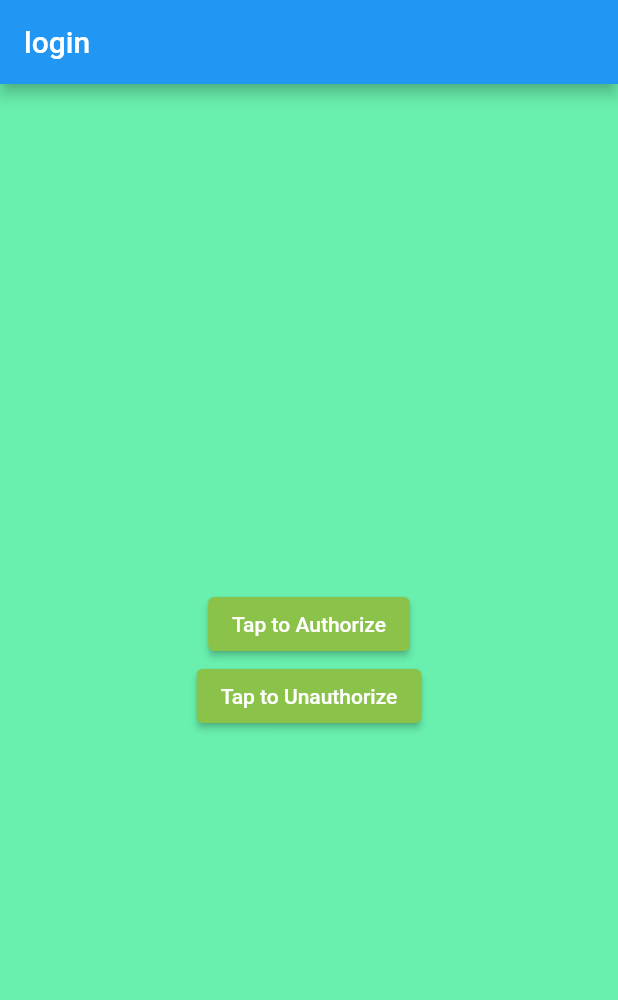
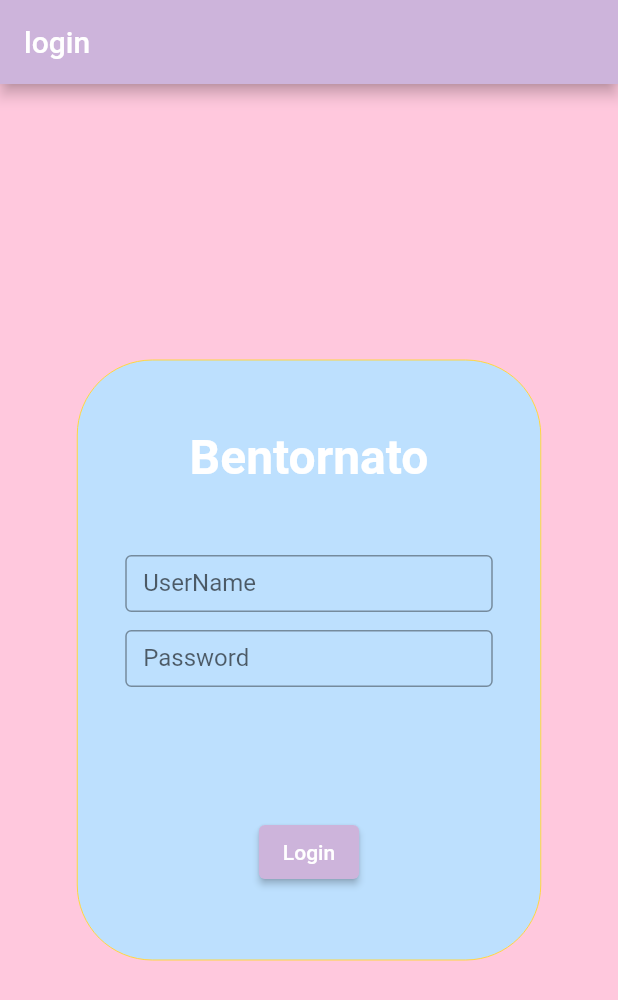
Before and after one commit to A13ssi0/project_wearable_technologies, a Flutter app: the screen it shows after launch, on a phone screen of 412 x 824 dp. Shown: the top 1000 px of the screen. Run offline on Flutter 3.47's test engine with Material 2 defaults, Android fonts, the light colour scheme and no system bars; our stand-ins replace fl_chart, floor, material_design_icons_flutter, shared_preferences, sqflite, syncfusion_flutter_charts; missing offline and left inert: fitbitter; accounts and stored records are empty; generated files the repository leaves out were written again.

Commit message:
LoginPage
Modify of login page

```diff
--- a/lib/main.dart
+++ b/lib/main.dart
@@ -22,7 +22,8 @@ Future<void> main() async {
   WidgetsFlutterBinding.ensureInitialized();
 
   //This opens the database.
-  final AppDatabase database = await $FloorAppDatabase.databaseBuilder('database.dart').build();
+  final AppDatabase database =
+      await $FloorAppDatabase.databaseBuilder('database.dart').build();
   //This creates a new DatabaseRepository from the AppDatabase instance just initialized
   final databaseRepository = DatabaseRepository(database: database);
 
@@ -42,7 +43,7 @@ class MyApp extends StatelessWidget {
     return MaterialApp(
       initialRoute: Loginpage.routename,
       routes: {
-        Loginpage.routename: (context) => const Loginpage(),
+        Loginpage.routename: (context) => Loginpage(),
         Homepage.routename: (context) => const Homepage(),
         Mealpage.routename: (context) => const Mealpage(),
         Caloriespage.routename: (context) => const Caloriespage(),
--- a/lib/screen/heartpage.dart
+++ b/lib/screen/heartpage.dart
@@ -1,6 +1,7 @@
 import 'package:fl_chart/fl_chart.dart';
 import 'package:flutter/material.dart';
 import 'package:intl/intl.dart';
+import 'package:project_wearable_technologies/utils/palette.dart';
 
 import '../utils/manageFitBitData.dart';
 
@@ -26,6 +27,7 @@ class _HeartPageState extends State<HeartPage> {
   Future<void> loading() async {
     var data = await fetchHeartDataSettimana();
     var dato = await fetchHeartDataMese();
+    print(data[6]);
     if (heartdata.isEmpty) {
       setState(() {
         heartdata = data;
@@ -63,6 +65,7 @@ class _HeartPageState extends State<HeartPage> {
     return Scaffold(
       appBar: AppBar(
         title: const Text(HeartPage.routename),
+        backgroundColor: Palette.color3,
       ),
       body: Container(
         child: SingleChildScrollView(
--- a/lib/screen/homepage.dart
+++ b/lib/screen/homepage.dart
@@ -1,5 +1,6 @@
 import 'package:flutter/material.dart';
 import 'package:project_wearable_technologies/screen/steppage.dart';
+import 'package:project_wearable_technologies/utils/palette.dart';
 
 import '../classes/clockTimer.dart';
 import '../utils/NavBar.dart';
@@ -23,14 +24,14 @@ class _HomepageState extends State<Homepage> {
     super.initState();
 
     Clock().startTimer(context);
-    //inizializzare money
+    //money=5000;
   }
 
   @override
   Widget build(BuildContext context) {
     return Scaffold(
       appBar: AppBar(
-        backgroundColor: Colors.green,
+        backgroundColor: Palette.color4,
         title: const Text(Homepage.routename),
       ),
       drawer: const NavBar(),
@@ -39,10 +40,10 @@ class _HomepageState extends State<Homepage> {
           Column(
             mainAxisAlignment: MainAxisAlignment.center,
             children: [
-              ElevatedButton(
-                style: ElevatedButton.styleFrom(
-                  primary: Colors.deepOrangeAccent,
-                ),
+              Container(
+                margin: EdgeInsets.only(top: 64),
+                child: ElevatedButton(
+                  style: ElevatedButton.styleFrom(primary: Palette.color3),
                   onPressed: () {
                     Navigator.pushNamed(context, HeartPage.routename);
                   },
@@ -60,6 +61,7 @@ class _HomepageState extends State<Homepage> {
                           size: 18,
                         ),
                       ],
+                    ),
                   ),
                 ),
               ),
--- a/lib/screen/loginpage.dart
+++ b/lib/screen/loginpage.dart
@@ -1,33 +1,114 @@
 import 'package:fitbitter/fitbitter.dart';
 import 'package:flutter/material.dart';
 import 'package:project_wearable_technologies/screen/homepage.dart';
+import 'package:project_wearable_technologies/utils/palette.dart';
 import 'package:project_wearable_technologies/utils/strings.dart';
 import 'package:shared_preferences/shared_preferences.dart';
 
-class Loginpage extends StatelessWidget {
-  const Loginpage({Key? key}) : super(key: key);
+class Loginpage extends StatefulWidget {
+  Loginpage({Key? key}) : super(key: key);
 
   static const route = '/';
   static const routename = 'login';
 
   @override
+  State<Loginpage> createState() => _LoginpageState();
+}
+
+class _LoginpageState extends State<Loginpage> {
+  TextEditingController Usernamecontroller = TextEditingController();
+
+  TextEditingController Passwordcontroller = TextEditingController();
+  String error = '';
+
+  @override
   Widget build(BuildContext context) {
     return Scaffold(
-      backgroundColor: Colors.greenAccent,
+      backgroundColor: Palette.color4,
       appBar: AppBar(
-        title: const Text(Loginpage.routename),
+        backgroundColor: Palette.color5,
+        title: Text(Loginpage.routename),
       ),
       body: Center(
+        child: Container(
+          width: MediaQuery.of(context).size.width * 0.75,
+          height: 400,
+          decoration: BoxDecoration(
+              color: Palette.color2,
+              border: Border.all(
+                width: 0,
+                color: Colors.amberAccent,
+              ),
+              borderRadius: BorderRadius.all(Radius.circular(50))),
           child: Column(
-          mainAxisAlignment:MainAxisAlignment.center,
-          children:[
-            ElevatedButton(
+            mainAxisAlignment: MainAxisAlignment.spaceEvenly,
+            children: [
+              Text(
+                'Bentornato',
+                style: TextStyle(
+                    color: Colors.white,
+                    fontSize: 32,
+                    fontWeight: FontWeight.bold),
+              ),
+              Column(
+                mainAxisAlignment: MainAxisAlignment.center,
+                children: [
+                  SizedBox(
+                    height: 50,
+                    child: Padding(
+                      padding: const EdgeInsets.fromLTRB(32, 0, 32, 12),
+                      child: TextField(
+                        controller: Usernamecontroller,
+                        decoration: InputDecoration(
+                            border: OutlineInputBorder(),
+                            labelText: 'UserName',
+                            hintText: 'Enter UserName',
+                            contentPadding: EdgeInsets.fromLTRB(12, 6, 8, 0)),
+                      ),
+                    ),
+                  ),
+                  SizedBox(
+                    height: 50,
+                    child: Padding(
+                      padding: const EdgeInsets.fromLTRB(32, 0, 32, 12),
+                      child: TextField(
+                        controller: Passwordcontroller,
+                        obscureText: true,
+                        decoration: InputDecoration(
+                            border: OutlineInputBorder(),
+                            labelText: 'Password',
+                            hintText: 'Password',
+                            contentPadding: EdgeInsets.fromLTRB(12, 6, 8, 0)),
+                      ),
+                    ),
+                  ),
+                  Text(
+                    error,
+                    style: TextStyle(color: Colors.red),
+                  )
+                ],
+              ),
+              Column(
+                mainAxisAlignment: MainAxisAlignment.center,
+                children: [
+                  Container(
+                    margin: EdgeInsets.fromLTRB(12, 12, 12, 2),
+                    child: ElevatedButton(
                         style: ElevatedButton.styleFrom(
-                  primary: Colors.lightGreen,
+                          primary: Palette.color5,
                         ),
+                        onPressed: () async {
+                          if (Usernamecontroller.text !=
+                                  Strings.LoginUserName ||
+                              Passwordcontroller.text !=
+                                  Strings.LoginPassword) {
+                            setState(() {
+                              error = 'Attenzione uno dei campi è errato';
+                            });
 
-                onPressed: () async {
-                print (Strings.userId);
+                            return;
+                          }
+                          print(Strings.userId);
                           // Obtain shared preferences.
                           final prefs = await SharedPreferences.getInstance();
                           String? userId = await FitbitConnector.authorize(
@@ -39,29 +120,33 @@ class Loginpage extends StatelessWidget {
 
                           Strings.writeUserId(userId!);
                           //prefs.setString('user', userId!);
+                          prefs.setString('UserName', Usernamecontroller.text);
+                          prefs.setString('Password', Passwordcontroller.text);
 
                           Navigator.pushNamed(context, Homepage.routename);
                         },
-              child: const Text('Tap to Authorize')),
-            ElevatedButton(
-              style: ElevatedButton.styleFrom(
-                primary: Colors.lightGreen,
+                        child: const Text('Login')),
                   ),
-              onPressed: () async {
-                await FitbitConnector.unauthorize(
-                  clientID: Strings.fitbitClientID,
-                  clientSecret: Strings.fitbitClientSecret,
-                );
-              },
-              child: const Text('Tap to Unauthorize'),
+                  // ElevatedButton(
+                  // style: ElevatedButton.styleFrom(
+                  // primary: Palette.color5,
+                  //),
+                  //onPressed: () async {
+                  //await FitbitConnector.unauthorize(
+                  //clientID: Strings.fitbitClientID,
+                  //clientSecret: Strings.fitbitClientSecret,
+                  //);
+                  // },
+                  //child: const Text('Tap to Unauthorize')
+                  // ),
+                ],
               ),
             ],
           ),
         ),
+      ),
     );
   }
-
-
 }
 
   //build
--- a/lib/utils/NavBar.dart
+++ b/lib/utils/NavBar.dart
@@ -59,8 +59,16 @@ class NavBar extends StatelessWidget {
                 //await logOut();
                 //print('exit logout');
                 //print(Strings.userId);
+                FitbitConnector.unauthorize(
+                  clientID: Strings.fitbitClientID,
+                  clientSecret: Strings.fitbitClientSecret,
+                ).then((value) => {
+                      // permette di aspettare infatti ho tolto await
                       Navigator.of(context)
-                    .popUntil(ModalRoute.withName(Loginpage.routename));
+                          .popUntil(ModalRoute.withName(Loginpage.routename))
+                    });
+                // Navigator.of(context)
+                //   .popUntil(ModalRoute.withName(Loginpage.routename));
               }),
           const Divider(),
         ],
--- /dev/null
+++ b/lib/utils/palette.dart
@@ -0,0 +1,26 @@
+import 'dart:ui';
+
+class Palette {
+  static Color color1 = HexColor.fromHex('A2D2FF');
+  static Color color2 = HexColor.fromHex('BDE0FE');
+  static Color color3 = HexColor.fromHex('FFAFCC');
+  static Color color4 = HexColor.fromHex('FFC8DD');
+  static Color color5 = HexColor.fromHex('CDB4DB');
+}
+
+extension HexColor on Color {
+  /// String is in the format "aabbcc" or "ffaabbcc" with an optional leading "#".
+  static Color fromHex(String hexString) {
+    final buffer = StringBuffer();
+    if (hexString.length == 6 || hexString.length == 7) buffer.write('ff');
+    buffer.write(hexString.replaceFirst('#', ''));
+    return Color(int.parse(buffer.toString(), radix: 16));
+  }
+
+  /// Prefixes a hash sign if [leadingHashSign] is set to `true` (default is `true`).
+  String toHex({bool leadingHashSign = true}) => '${leadingHashSign ? '#' : ''}'
+      '${alpha.toRadixString(16).padLeft(2, '0')}'
+      '${red.toRadixString(16).padLeft(2, '0')}'
+      '${green.toRadixString(16).padLeft(2, '0')}'
+      '${blue.toRadixString(16).padLeft(2, '0')}';
+}
--- a/lib/utils/strings.dart
+++ b/lib/utils/strings.dart
@@ -1,6 +1,4 @@
-
 class Strings {
-
   // Fitbit Client ID (replace XXX with your client ID)
   static const String fitbitClientID = '238CKZ';
 
@@ -16,6 +14,7 @@ class Strings {
   static String userId = '';
 
   static void writeUserId(String id) => userId = id;
-
-
+  // Loginpage
+  static const String LoginUserName = '209';
+  static const String LoginPassword = '803';
 }//Strings
```
Lines whose indentation alone changed are shown as unchanged.
